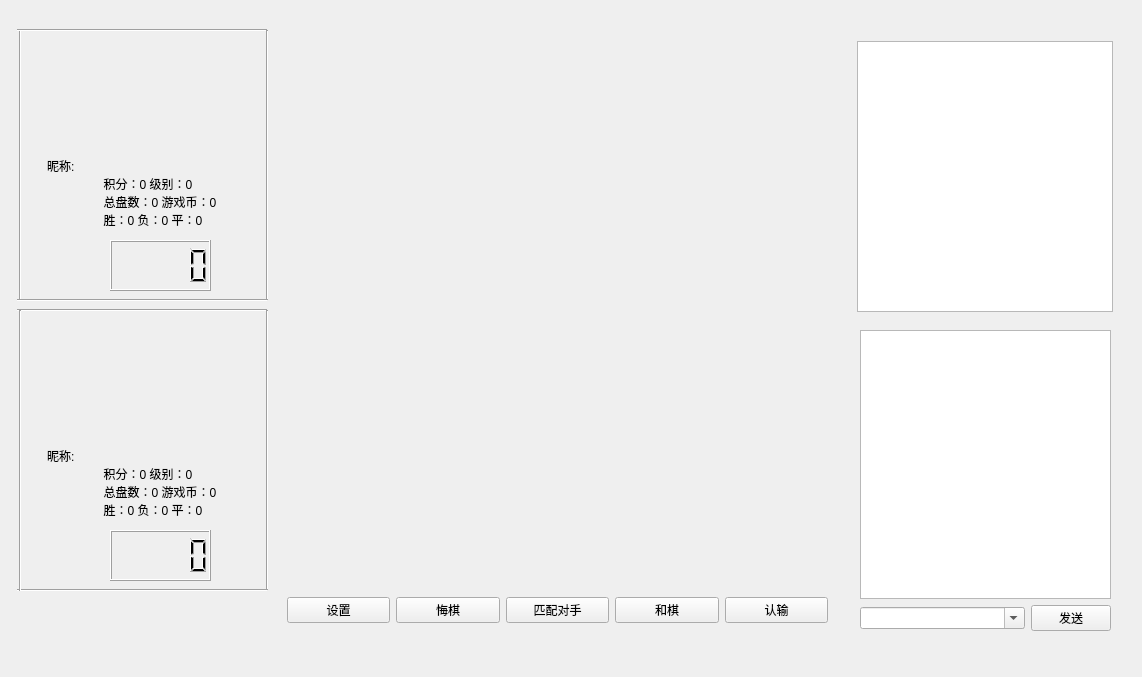
daimiaopeng/wuziqi_client, file main.ui: the form before one commit.
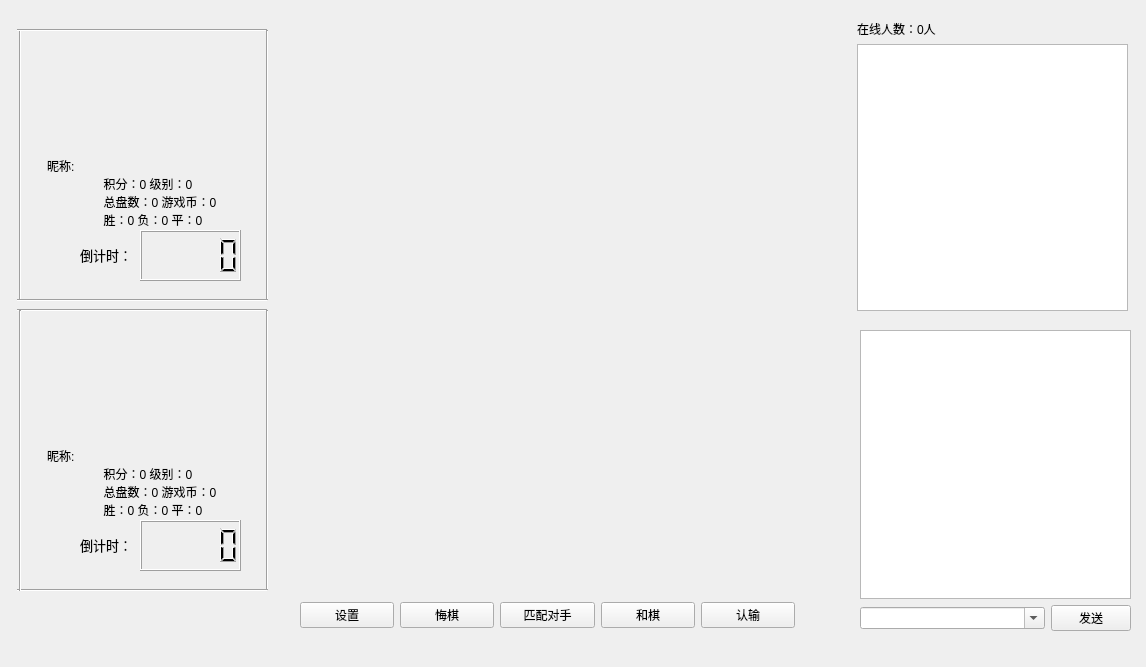
The form after the commit. Icons and pictures are not drawn.

Commit message: 实现匹配功能，解决客户端tcp粘包问题

Patch:
```diff
--- a/main.ui
+++ b/main.ui
@@ -2,17 +2,1074 @@
 <ui version="4.0">
  <class>Form</class>
  <widget class="QWidget" name="Form">
-  <property name="geometry">
-   <rect>
-       <x>0</x>
-       <y>0</y>
-       <width>1142</width>
-       <height>677</height>
-   </rect>
-  </property>
-  <property name="windowTitle">
-   <string>Form</string>
-  </property>
+     <property name="geometry">
+         <rect>
+             <x>0</x>
+             <y>0</y>
+             <width>1146</width>
+             <height>667</height>
+         </rect>
+     </property>
+     <property name="windowTitle">
+         <string>Form</string>
+     </property>
+     <property name="styleSheet">
+         <string notr="true">
+             /**
+             * Qt like CSS for doxygen based on 1.8.6
+             *
+             * Frank Enderle &lt;frank.enderle@anamica.de&gt;
+             */
+
+             body, table, div, p, dl {
+             font: 400 13px/1.3 Verdana,DejaVu Sans,Geneva,sans-serif;
+             }
+
+             /* @group Heading Levels */
+
+             h1.groupheader {
+             font-size: 16px;
+             }
+
+             .title {
+             font: 700 18px Verdana,DejaVu Sans,Geneva,sans-serif;
+             margin: 10px 2px;
+             }
+
+             h2.groupheader {
+             border: 0;
+             color: #363534;
+             font-size: 16px;
+             font-weight: 600;
+             }
+
+             h3.groupheader {
+             font-size: 13px;
+             }
+
+             h1, h2, h3, h4, h5, h6 {
+             -webkit-transition: none;
+             -moz-transition: none;
+             -ms-transition: none;
+             -o-transition: none;
+             transition: none;
+             }
+
+             h1.glow, h2.glow, h3.glow, h4.glow, h5.glow, h6.glow {
+             text-shadow: none;
+             }
+
+             dt {
+             }
+
+             div.multicol {
+             }
+
+             p.startli, p.startdd {
+             }
+
+             p.starttd {
+             }
+
+             p.endli {
+             }
+
+             p.enddd {
+             }
+
+             p.endtd {
+             }
+
+             /* @end */
+
+             caption {
+             }
+
+             span.legend {
+             }
+
+             h3.version {
+             }
+
+             div.qindex, div.navtab {
+             background-color: #F6F6F6;
+             border: 1px solid #E6E6E6;
+             }
+
+             div.qindex, div.navpath {
+             line-height: 1.5;
+             }
+
+             div.navtab {
+             }
+
+             /* @group Link Styling */
+
+             a {
+             color: #00732F;
+             }
+
+             .contents a:visited {
+             color: #00732F;
+             }
+
+             a:hover {
+             text-decoration: none;
+             }
+
+             a.qindex {
+             }
+
+             a.qindexHL {
+             }
+
+             .contents a.qindexHL:visited {
+             }
+
+             a.el {
+             font-weight: normal;
+             }
+
+             a.elRef {
+             }
+
+             a.code, a.code:visited, a.line, a.line:visited {
+             color: #00732F;
+             }
+
+             a.codeRef, a.codeRef:visited, a.lineRef, a.lineRef:visited {
+             color: #00732F;
+             }
+
+             /* @end */
+
+             dl.el {
+             }
+
+             pre.fragment {
+             }
+
+             div.fragment {
+             }
+
+             div.line {
+             -webkit-transition-duration: 0;
+             -moz-transition-duration: 0;
+             -ms-transition-duration: 0;
+             -o-transition-duration: 0;
+             transition-duration: 0;
+             }
+
+             div.line.glow {
+             background-color: auto;
+             box-shadow: none;
+             }
+
+             span.lineno {
+             }
+
+             span.lineno a {
+             }
+
+             span.lineno a:hover {
+             }
+
+             div.ah {
+             background: none;
+             background-color: #F6F6F6;
+             color: #66666E;
+             border: 1px solid #E6E6E6;
+             border-radius: 7px;
+             -webkit-border-radius: 7px;
+             -moz-border-radius: 7px;
+             box-shadow: none;
+             -webkit-box-shadow: none;
+             -moz-box-shadow: none;
+             }
+
+             div.groupHeader {
+             }
+
+             div.groupText {
+             }
+
+             body {
+             color: #363534;
+             }
+
+             div.contents {
+             }
+
+             td.indexkey {
+             }
+
+             td.indexvalue {
+             }
+
+             tr.memlist {
+             }
+
+             p.formulaDsp {
+             }
+
+             img.formulaDsp {
+             }
+
+             img.formulaInl {
+             }
+
+             div.center {
+             }
+
+             div.center img {
+             }
+
+             address.footer {
+             }
+
+             img.footer {
+             display: none;
+             }
+
+             /* addition */
+             .footer a:before {
+             content: &quot;Doxygen&quot;;
+             }
+             /* --- */
+
+             /* @group Code Colorization */
+
+             span.keyword {
+             }
+
+             span.keywordtype {
+             }
+
+             span.keywordflow {
+             }
+
+             span.comment {
+             }
+
+             span.preprocessor {
+             }
+
+             span.stringliteral {
+             }
+
+             span.charliteral {
+             }
+
+             span.vhdldigit {
+             }
+
+             span.vhdlchar {
+             }
+
+             span.vhdlkeyword {
+             }
+
+             span.vhdllogic {
+             }
+
+             blockquote {
+             }
+
+             /* @end */
+
+             .search {
+             }
+
+             form.search {
+             }
+
+             input.search {
+             }
+
+             td.tiny {
+             }
+
+             .dirtab {
+             }
+
+             th.dirtab {
+             }
+
+             hr {
+             border-top: 1px solid #E6E6E6;
+             margin: 10px 8px 0 12px;
+             }
+
+             hr.footer {
+             }
+
+             /* @group Member Descriptions */
+
+             table.memberdecls {
+             font-size: 13px;
+             }
+
+             /* addition */
+
+             table.memberdecls a {
+             font-weight: 600;
+             }
+
+             table.memberdecls .memItemLeft {
+             border: solid #E6E6E6;
+             border-width: 0 0 0 1px;
+             }
+
+             table.memberdecls .memItemRight {
+             border: solid #E6E6E6;
+             border-width: 0 1px 0 0;
+             }
+
+             table.memberdecls tr:nth-child(2) .memItemLeft {
+             border-top-width: 1px;
+             border-top-left-radius: 7px;
+             padding-top: 6px;
+             }
+
+             table.memberdecls tr:nth-child(2) .memItemRight {
+             border-top-width: 1px;
+             border-top-right-radius: 7px;
+             padding-top: 6px;
+             }
+
+             table.memberdecls tr:nth-last-child(2) .memItemLeft {
+             border-bottom-width: 1px;
+             border-bottom-left-radius: 7px;
+             padding-bottom: 6px;
+             }
+
+             table.memberdecls tr:nth-last-child(2) .memItemRight {
+             border-bottom-width: 1px;
+             border-bottom-right-radius: 7px;
+             padding-bottom: 6px;
+             }
+
+             /* --- */
+
+             .memberdecls td, .fieldtable tr {
+             -webkit-transition-duration: 0;
+             -moz-transition-duration: 0;
+             -ms-transition-duration: 0;
+             -o-transition-duration: 0;
+             transition-duration: 0;
+             }
+
+             .memberdecls td.glow, .fieldtable tr.glow {
+             background-color: auto;
+             box-shadow: 0;
+             }
+
+             .mdescLeft, .mdescRight,
+             .memItemLeft, .memItemRight,
+             .memTemplItemLeft, .memTemplItemRight, .memTemplParams {
+             width: auto;
+             background-color: #F6F6F6;
+             }
+
+             .mdescLeft, .mdescRight {
+             }
+
+             /* addition */
+             .mdescLeft {
+             padding: 3px 10px 3px 15px;
+             }
+
+             .mdescRight {
+             padding: 3px 15px 3px 10px;
+             }
+             /* --- */
+
+             .memSeparator {
+             display: none;
+             }
+
+             .memItemLeft, .memTemplItemLeft {
+             }
+
+             .memItemRight {
+             padding-right: 8px;
+             }
+
+             .memTemplParams {
+             }
+
+             /* @end */
+
+             /* @group Member Details */
+
+             /* Styles for detailed member documentation */
+
+             .memtemplate {
+             }
+
+             .memnav {
+             }
+
+             .mempage {
+             }
+
+             .memitem {
+             margin-bottom: 20px;
+             -webkit-transition-duration: 0;
+             -moz-transition-duration: 0;
+             -ms-transition-duration: 0;
+             -o-transition-duration: 0;
+             transition-duration: 0;
+             }
+
+             .memitem.glow {
+             box-shadow: none;
+             }
+
+             .memname {
+             font-size: 13px;
+             }
+
+             .memname td {
+             }
+
+             .memproto, dl.reflist dt {
+             border: 1px solid #E6E6E6;
+             padding: 5px 10px;
+             color: #363534;
+             text-shadow: none;
+             background: none;
+             background-color: #F6F6F6;
+             box-shadow: none;
+             border-radius: 7px;
+             -moz-box-shadow: none;
+             -moz-border-radius: 7px;
+             -webkit-box-shadow: none;
+             -webkit-border-radius: 7px;
+             }
+
+             /* additional */
+             .memproto .memname {
+             font-weight: bold;
+             }
+
+             .memproto .memname a {
+             font-weight: bold;
+             }
+             /* --- */
+
+             .memdoc, dl.reflist dd {
+             border: 0;
+             padding: 0;
+             background: none;
+             border-radius: 0;
+             box-shadow: none;
+             -moz-border-radius: 0;
+             -moz-box-shadow: none;
+             -webkit-border-radius: 0;
+             -webkit-box-shadow: none;
+             }
+
+             dl.reflist dt {
+             }
+
+             dl.reflist dd {
+             }
+
+             .paramkey {
+             }
+
+             .paramtype {
+             }
+
+             .paramname {
+             color: #363534;
+             }
+
+             .paramname em {
+             }
+
+             .paramname code {
+             }
+
+             .params, .retval, .exception, .tparams {
+             }
+
+             .params .paramname, .retval .paramname {
+             }
+
+             .params .paramtype {
+             }
+
+             .params .paramdir {
+             }
+
+             .mlabels {
+             }
+
+             td.mlabels-left {
+             }
+
+             td.mlabels-right {
+             }
+
+             span.mlabels {
+             }
+
+             span.mlabel {
+             background-color: #E6E6E6;
+             border: 0;
+             color: #66666E;
+             padding: 4px 5px;
+             border-radius: 4px;
+             font-size: 11px;
+             }
+
+             /* @end */
+
+             /* these are for tree view when not used as main index */
+
+             div.directory {
+             border: none;
+             }
+
+             .directory table {
+             }
+
+             .directory td {
+             }
+
+             .directory td.entry {
+             }
+
+             .directory td.entry a {
+             font-weight: bold;
+             }
+
+             .directory td.entry a img {
+             }
+
+             .directory td.desc {
+             border-color: #E6E6E6;
+             }
+
+             .directory tr.even {
+             background: none;
+             }
+
+             .directory img {
+             vertical-align: -30%;
+             }
+
+             .directory .levels {
+             }
+
+             .directory .levels span {
+             }
+
+             div.dynheader {
+             }
+
+             address {
+             }
+
+             table.doxtable {
+             }
+
+             table.doxtable td, table.doxtable th {
+             border: 1px solid #E6E6E6;
+             }
+
+             table.doxtable th {
+             background-color: #F6F6F6;
+             color: #66666E;
+             font-size: 13px;
+             }
+
+             table.fieldtable {
+             padding: 5px 10px;
+             border: 1px solid #E6E6E6;
+             background-color: #F6F6F6;
+             box-shadow: none;
+             border-radius: 7px;
+             -moz-box-shadow: none;
+             -moz-border-radius: 7px;
+             -webkit-box-shadow: none;
+             -webkit-border-radius: 7px;
+             }
+
+             .fieldtable td, .fieldtable th {
+             }
+
+             .fieldtable td.fieldtype, .fieldtable td.fieldname {
+             border: 0;
+             }
+
+             .fieldtable td.fieldname {
+             font-size: 13px;
+             }
+
+             /* additional */
+             .fieldtable td.fieldname em {
+             font-style: normal;
+             }
+             /* --- */
+
+             .fieldtable td.fielddoc {
+             border: 0;
+             font-size: 13px;
+             }
+
+             /* additional */
+             .fieldtable td.fielddoc * {
+             font-size: 13px;
+             }
+             /* --- */
+
+             .fieldtable td.fielddoc p:first-child {
+             margin: auto;
+             }
+
+             .fieldtable td.fielddoc p:last-child {
+             margin: auto;
+             }
+
+             .fieldtable tr:last-child td {
+             }
+
+             .fieldtable th {
+             background: none;
+             background-color: #E6E6E6;
+             font-size: 13px;
+             font-weight: normal;
+             color: #363534;
+             border-radius: 0;
+             -moz-border-radius: 0;
+             -webkit-border-radius: 0;
+             border: 0;
+             }
+
+             .tabsearch {
+             }
+
+             .navpath ul {
+             background: none;
+             background-color: #E6E6E6;
+             color: #363534;
+             border: 0;
+             font-size: 13px;
+             }
+
+             .navpath li {
+             color: #363534;
+             }
+
+             .navpath li.navelem a {
+             color: #363534;
+             }
+
+             .navpath li.navelem a:hover {
+             color: #363534;
+             }
+
+             .navpath li.footer {
+             color: #363534;
+             font-size: 13px;
+             }
+
+             div.summary {
+             margin: 20px;
+             width: auto;
+             display: inline-block;
+             text-align: left;
+             color: transparent;
+             line-height: 0;
+             padding: 15px 25px;
+             border: 1px solid #E6E6E6;
+             background-color: #F6F6F6;
+             border-radius: 7px;
+             -moz-border-radius: 7px;
+             -webkit-border-radius: 7px;
+             font-size: 13px;
+             }
+
+             div.summary a {
+             display: block;
+             line-height: 1.5;
+             }
+
+             div.ingroups {
+             }
+
+             div.ingroups a {
+             }
+
+             div.header {
+             background: none;
+             border: 0;
+             }
+
+             div.headertitle {
+             }
+
+             dl {
+             }
+
+             /* dl.note, dl.warning, dl.attention, dl.pre, dl.post, dl.invariant, dl.deprecated, dl.todo, dl.test,
+             dl.bug */
+             dl.section {
+             }
+
+             dl.note {
+             }
+
+             dl.warning, dl.attention {
+             }
+
+             dl.pre, dl.post, dl.invariant {
+             }
+
+             dl.deprecated {
+             }
+
+             dl.todo {
+             }
+
+             dl.test {
+             }
+
+             dl.bug {
+             }
+
+             dl.section dd {
+             }
+
+             #projectlogo {
+             }
+
+             #projectlogo img {
+             }
+
+             #projectname {
+             font: 24px Verdana,DejaVu Sans,Geneva,sans-serif;
+             font-weight: bold;
+             display: inline;
+             }
+
+             #projectbrief {
+             font: 16px Verdana,DejaVu Sans,Geneva,sans-serif;
+             display: inline;
+             }
+
+             #projectnumber {
+             font: 16px Verdana,DejaVu Sans,Geneva,sans-serif;
+             display: inline;
+             }
+
+             #titlearea {
+             border: 0;
+             background-color: #E6E6E6;
+             }
+
+             .image {
+             }
+
+             .dotgraph {
+             }
+
+             .mscgraph {
+             }
+
+             .diagraph {
+             }
+
+             .caption {
+             }
+
+             div.zoom {
+             }
+
+             dl.citelist {
+             }
+
+             dl.citelist dt {
+             }
+
+             dl.citelist dd {
+             }
+
+             div.toc {
+             }
+
+             div.toc li {
+             }
+
+             div.toc h3 {
+             }
+
+             div.toc ul {
+             }
+
+             div.toc li.level1 {
+             }
+
+             div.toc li.level2 {
+             }
+
+             div.toc li.level3 {
+             }
+
+             div.toc li.level4 {
+             }
+
+             .inherit_header {
+             }
+
+             .inherit_header td {
+             }
+
+             .inherit {
+             }
+
+             tr.heading h2 {
+             }
+
+             /* tooltip related style info */
+
+             .ttc {
+             }
+
+             #powerTip {
+             }
+
+             #powerTip div.ttdoc {
+             }
+
+             #powerTip div.ttname a {
+             }
+
+             #powerTip div.ttname {
+             }
+
+             #powerTip div.ttdeci {
+             }
+
+             #powerTip div {
+             font: 13px/1.3 Verdana,DejaVu Sans,Geneva,sans-serif;
+             color: #363534;
+             }
+
+             #powerTip:before, #powerTip:after {
+             }
+
+             #powerTip.n:after, #powerTip.n:before,
+             #powerTip.s:after, #powerTip.s:before,
+             #powerTip.w:after, #powerTip.w:before,
+             #powerTip.e:after, #powerTip.e:before,
+             #powerTip.ne:after, #powerTip.ne:before,
+             #powerTip.se:after, #powerTip.se:before,
+             #powerTip.nw:after, #powerTip.nw:before,
+             #powerTip.sw:after, #powerTip.sw:before {
+             }
+
+             #powerTip.n:after, #powerTip.s:after,
+             #powerTip.w:after, #powerTip.e:after,
+             #powerTip.nw:after, #powerTip.ne:after,
+             #powerTip.sw:after, #powerTip.se:after {
+             }
+
+             #powerTip.n:before, #powerTip.s:before,
+             #powerTip.w:before, #powerTip.e:before,
+             #powerTip.nw:before, #powerTip.ne:before,
+             #powerTip.sw:before, #powerTip.se:before {
+             }
+
+             #powerTip.n:after, #powerTip.n:before,
+             #powerTip.ne:after, #powerTip.ne:before,
+             #powerTip.nw:after, #powerTip.nw:before {
+             }
+
+             #powerTip.n:after, #powerTip.ne:after, #powerTip.nw:after {
+             }
+             #powerTip.n:before {
+             }
+             #powerTip.n:after, #powerTip.n:before {
+             }
+
+             #powerTip.nw:after, #powerTip.nw:before {
+             }
+
+             #powerTip.ne:after, #powerTip.ne:before {
+             }
+
+             #powerTip.s:after, #powerTip.s:before,
+             #powerTip.se:after, #powerTip.se:before,
+             #powerTip.sw:after, #powerTip.sw:before {
+             }
+
+             #powerTip.s:after, #powerTip.se:after, #powerTip.sw:after {
+             }
+
+             #powerTip.s:before, #powerTip.se:before, #powerTip.sw:before {
+             }
+
+             #powerTip.s:after, #powerTip.s:before {
+             }
+
+             #powerTip.sw:after, #powerTip.sw:before {
+             }
+
+             #powerTip.se:after, #powerTip.se:before {
+             }
+
+             #powerTip.e:after, #powerTip.e:before {
+             }
+
+             #powerTip.e:after {
+             }
+
+             #powerTip.e:before {
+             }
+
+             #powerTip.w:after, #powerTip.w:before {
+             }
+
+             #powerTip.w:after {
+             }
+
+             #powerTip.w:before {
+             }
+
+             /* tabs.css */
+
+             .tabs, .tabs2, .tabs3 {
+             background: none;
+             background-color: #F6F6F6;
+             font: 13px Verdana,DejaVu Sans,Geneva,sans-serif;
+             border-bottom: 1px solid #E6E6E6;
+             }
+
+             .tabs2 {
+             font-size: 13px;
+             }
+             .tabs3 {
+             font-size: 13px;
+             }
+
+             .tablist {
+             }
+
+             .tablist li {
+             background: none;
+             line-height: 1.5;
+             }
+
+             .tablist a {
+             padding: 0 10px;
+             font-weight: normal;
+             background: none;
+             color: #00732F;
+             text-shadow: none;
+             }
+
+             .tabs3 .tablist a {
+             }
+
+             .tablist a:hover {
+             background: none;
+             color: #00732F;
+             text-shadow: none;
+             }
+
+             .tablist li.current a {
+             background: none;
+             color: #00732F;
+             text-shadow: none;
+             }
+
+             /* navtree.css */
+
+             #nav-tree .children_ul {
+             }
+
+             #nav-tree ul {
+             }
+
+             #nav-tree li {
+             }
+
+             #nav-tree .plus {
+             }
+
+             #nav-tree .selected {
+             background: none;
+             background-color: #E6E6E6;
+             color: #00732F;
+             text-shadow: none;
+             }
+
+             #nav-tree img {
+             }
+
+             #nav-tree a {
+             }
+
+             #nav-tree .label {
+             font: 12px Verdana,DejaVu Sans,Geneva,sans-serif;
+             }
+
+             #nav-tree .label a {
+             }
+
+             #nav-tree .selected a {
+             color: #00732F;
+             }
+
+             #nav-tree .children_ul {
+             }
+
+             #nav-tree .item {
+             }
+
+             #nav-tree {
+             background-color: #F6F6F6;
+             }
+
+             #doc-content {
+             }
+
+             #side-nav {
+             }
+
+             .ui-resizable .ui-resizable-handle {
+             }
+
+             .ui-resizable-e {
+             background: none;
+             background-color: #E6E6E6;
+             }
+
+             .ui-resizable-handle {
+             }
+
+             #nav-tree-contents {
+             }
+
+             #nav-tree {
+             background: none;
+             background-color: #F6F6F6;
+             }
+
+             #nav-sync {
+             }
+
+             #nav-sync img {
+             }
+
+             #nav-sync img:hover {
+             }
+         </string>
+     </property>
      <widget class="QLabel" name="label">
          <property name="geometry">
              <rect>
@@ -38,38 +1095,16 @@
              <cstring>listView</cstring>
          </property>
      </widget>
-  <widget class="QLabel" name="label_11">
-   <property name="enabled">
-       <bool>true</bool>
-   </property>
-      <property name="geometry">
-          <rect>
-              <x>77</x>
-              <y>30</y>
-              <width>128</width>
-              <height>128</height>
-          </rect>
-      </property>
-      <property name="sizePolicy">
-          <sizepolicy hsizetype="Preferred" vsizetype="Preferred">
-              <horstretch>100</horstretch>
-              <verstretch>123</verstretch>
-          </sizepolicy>
-      </property>
-      <property name="text">
-          <string/>
-      </property>
-      <property name="pixmap">
-          <pixmap>source/avatar/1.png</pixmap>
-      </property>
-  </widget>
-     <widget class="QListView" name="listView">
+     <widget class="QLabel" name="label_11">
+         <property name="enabled">
+             <bool>true</bool>
+         </property>
          <property name="geometry">
              <rect>
-                 <x>857</x>
-                 <y>41</y>
-                 <width>256</width>
-                 <height>271</height>
+                 <x>77</x>
+                 <y>30</y>
+                 <width>128</width>
+                 <height>128</height>
              </rect>
          </property>
      </widget>
@@ -157,8 +1192,8 @@
      <widget class="QLabel" name="label_2">
          <property name="geometry">
              <rect>
-                 <x>60</x>
-                 <y>250</y>
+                 <x>40</x>
+                 <y>240</y>
                  <width>36</width>
                  <height>36</height>
              </rect>
@@ -228,8 +1263,8 @@
      <widget class="QLabel" name="label_5">
          <property name="geometry">
              <rect>
-                 <x>60</x>
-                 <y>540</y>
+                 <x>40</x>
+                 <y>530</y>
                  <width>36</width>
                  <height>36</height>
              </rect>
@@ -292,59 +1327,12 @@
              <enum>Qt::Vertical</enum>
          </property>
      </widget>
-     <widget class="QWidget" name="layoutWidget">
-         <property name="geometry">
-             <rect>
-                 <x>287</x>
-                 <y>590</y>
-                 <width>541</width>
-                 <height>41</height>
-             </rect>
-         </property>
-         <layout class="QGridLayout" name="gridLayout">
-             <item row="0" column="0">
-                 <widget class="QPushButton" name="pushButton_6">
-                     <property name="text">
-                         <string>设置</string>
-                     </property>
-                 </widget>
-             </item>
-             <item row="0" column="1">
-                 <widget class="QPushButton" name="pushButton_2">
-                     <property name="text">
-                         <string>悔棋</string>
-                     </property>
-                 </widget>
-             </item>
-             <item row="0" column="2">
-                 <widget class="QPushButton" name="pushButton_4">
-                     <property name="text">
-                         <string>匹配对手</string>
-                     </property>
-                 </widget>
-             </item>
-             <item row="0" column="3">
-                 <widget class="QPushButton" name="pushButton_3">
-                     <property name="text">
-                         <string>和棋</string>
-                     </property>
-                 </widget>
-             </item>
-             <item row="0" column="4">
-                 <widget class="QPushButton" name="pushButton_5">
-                     <property name="text">
-                         <string>认输</string>
-                     </property>
-                 </widget>
-             </item>
-         </layout>
-     </widget>
      <widget class="QWidget" name="layoutWidget">
          <property name="geometry">
              <rect>
                  <x>860</x>
                  <y>330</y>
-                 <width>251</width>
+                 <width>271</width>
                  <height>301</height>
              </rect>
          </property>
@@ -454,8 +1442,8 @@
      <widget class="QLCDNumber" name="lcdNumber">
          <property name="geometry">
              <rect>
-                 <x>110</x>
-                 <y>240</y>
+                 <x>140</x>
+                 <y>230</y>
                  <width>101</width>
                  <height>51</height>
              </rect>
@@ -467,8 +1455,8 @@
      <widget class="QLCDNumber" name="lcdNumber_2">
          <property name="geometry">
              <rect>
-                 <x>110</x>
-                 <y>530</y>
+                 <x>140</x>
+                 <y>520</y>
                  <width>101</width>
                  <height>51</height>
              </rect>
@@ -477,6 +1465,101 @@
              <double>0.000000000000000</double>
          </property>
      </widget>
+     <widget class="QLabel" name="label_7">
+         <property name="geometry">
+             <rect>
+                 <x>80</x>
+                 <y>230</y>
+                 <width>61</width>
+                 <height>51</height>
+             </rect>
+         </property>
+         <property name="text">
+             <string>&lt;html&gt;&lt;head/&gt;&lt;body&gt;&lt;p&gt;&lt;span style=&quot; font-size:10pt;&quot;&gt;倒计时：&lt;/span&gt;&lt;/p&gt;&lt;/body&gt;&lt;/html&gt;</string>
+         </property>
+     </widget>
+     <widget class="QLabel" name="label_8">
+         <property name="geometry">
+             <rect>
+                 <x>80</x>
+                 <y>520</y>
+                 <width>61</width>
+                 <height>51</height>
+             </rect>
+         </property>
+         <property name="text">
+             <string>&lt;html&gt;&lt;head/&gt;&lt;body&gt;&lt;p&gt;&lt;span style=&quot; font-size:10pt;&quot;&gt;倒计时：&lt;/span&gt;&lt;/p&gt;&lt;/body&gt;&lt;/html&gt;</string>
+         </property>
+     </widget>
+     <widget class="QWidget" name="">
+         <property name="geometry">
+             <rect>
+                 <x>857</x>
+                 <y>20</y>
+                 <width>271</width>
+                 <height>291</height>
+             </rect>
+         </property>
+         <layout class="QVBoxLayout" name="verticalLayout_2">
+             <item>
+                 <widget class="QLabel" name="label_6">
+                     <property name="text">
+                         <string>在线人数：0人</string>
+                     </property>
+                 </widget>
+             </item>
+             <item>
+                 <widget class="QListView" name="listView"/>
+             </item>
+         </layout>
+     </widget>
+     <widget class="QWidget" name="">
+         <property name="geometry">
+             <rect>
+                 <x>300</x>
+                 <y>600</y>
+                 <width>495</width>
+                 <height>30</height>
+             </rect>
+         </property>
+         <layout class="QHBoxLayout" name="horizontalLayout_2">
+             <item>
+                 <widget class="QPushButton" name="pushButton_6">
+                     <property name="text">
+                         <string>设置</string>
+                     </property>
+                 </widget>
+             </item>
+             <item>
+                 <widget class="QPushButton" name="pushButton_2">
+                     <property name="text">
+                         <string>悔棋</string>
+                     </property>
+                 </widget>
+             </item>
+             <item>
+                 <widget class="QPushButton" name="pushButton_4">
+                     <property name="text">
+                         <string>匹配对手</string>
+                     </property>
+                 </widget>
+             </item>
+             <item>
+                 <widget class="QPushButton" name="pushButton_3">
+                     <property name="text">
+                         <string>和棋</string>
+                     </property>
+                 </widget>
+             </item>
+             <item>
+                 <widget class="QPushButton" name="pushButton_5">
+                     <property name="text">
+                         <string>认输</string>
+                     </property>
+                 </widget>
+             </item>
+         </layout>
+     </widget>
      <zorder>label_2</zorder>
      <zorder>lcdNumber</zorder>
      <zorder>layoutWidget</zorder>
```
Left out of the diff: 15 changed lines with no effect on the pictures. The commit also changes 6 other files.
